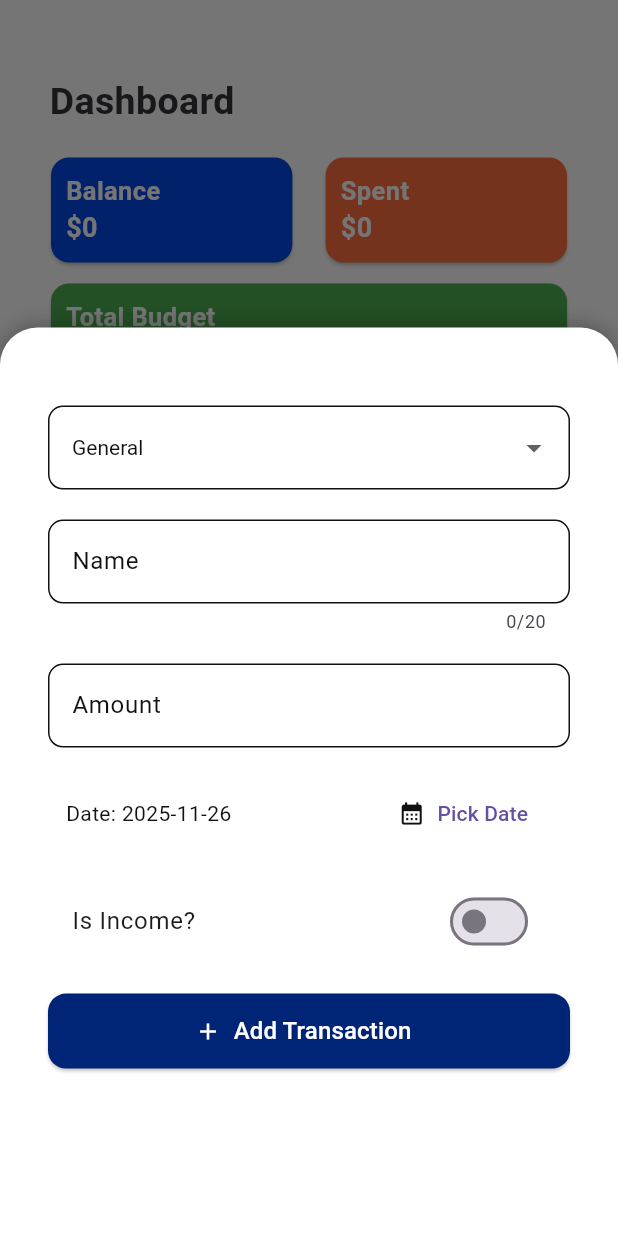
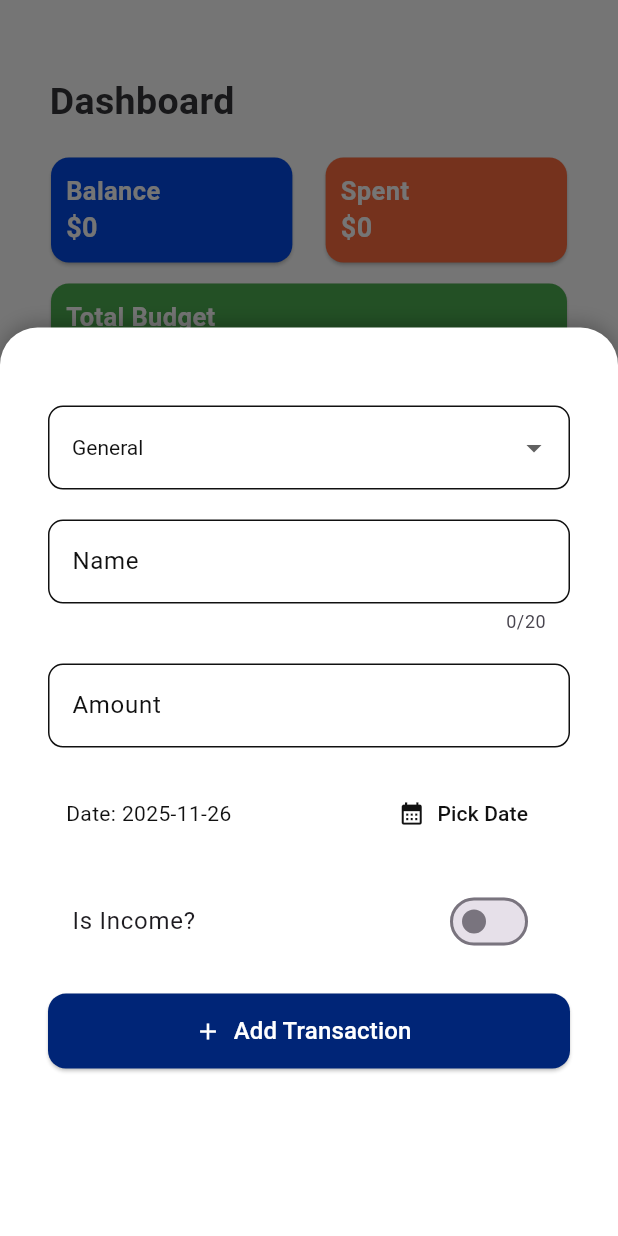
Before and after one commit to developer-rahool/track_pocket, a Flutter app: the TabBarScreen screen opened directly, after a tap on the "add" icon, on a phone screen of 412 x 824 dp. Run offline on Flutter 3.47's test engine with Material 3 defaults, Android fonts, the phone set to English and light mode, and no system bars; our stand-ins replace fl_chart, flutter_local_notifications, flutter_secure_storage, timezone; accounts and stored records are empty.

Commit message:
commit some fixes

```diff
--- a/lib/screens/add_transaction_screen.dart
+++ b/lib/screens/add_transaction_screen.dart
@@ -108,7 +108,7 @@ class _AddTransactionScreenState extends State<AddTransactionScreen> {
                     title: "Amount",
                     controller: _amountController,
                     keyboardType: TextInputType.number,
-                    inputFormatters: [allowNumberOnly],
+                    inputFormatters: [allowNumberAndDecimal],
                     validator: (v) {
                       if (v == null || v.isEmpty) return "Enter amount";
                       final num = double.tryParse(v);
@@ -136,7 +136,10 @@ class _AddTransactionScreenState extends State<AddTransactionScreen> {
                             Icons.calendar_month,
                             color: chrome900,
                           ),
-                          label: const Text("Pick Date"),
+                          label: const Text(
+                            "Pick Date",
+                            style: TextStyle(color: chrome900),
+                          ),
                         ),
                       ],
                     ),
--- a/lib/screens/statics_screen.dart
+++ b/lib/screens/statics_screen.dart
@@ -98,7 +98,7 @@ class _StaticsScreenState extends State<StaticsScreen> {
                           ),
                         )
                       : Padding(
-                          padding: const EdgeInsets.all(16.0),
+                          padding: const EdgeInsets.only(top: 10, bottom: 10),
                           child: BarChart(
                             BarChartData(
                               alignment: BarChartAlignment.spaceAround,
--- a/lib/tabbar_screen.dart
+++ b/lib/tabbar_screen.dart
@@ -35,13 +35,12 @@ class _TabBarScreenState extends State<TabBarScreen> {
           body: _tabList[provider.selectIndex],
           bottomNavigationBar: BottomNavigationBar(
             elevation: 2,
-            type: BottomNavigationBarType.fixed,
-            //selectedItemColor: mainColor,
+            type: BottomNavigationBarType.shifting,
             selectedLabelStyle: const TextStyle(fontWeight: FontWeight.bold),
             unselectedLabelStyle: const TextStyle(fontWeight: FontWeight.w600),
-            //unselectedItemColor: chrome600,
             currentIndex: provider.selectIndex,
-            //backgroundColor: const Color.fromARGB(255, 228, 248, 238),
+            showSelectedLabels: true,
+            selectedFontSize: 12,
             items: [
               BottomNavigationBarItem(
                 icon: const Icon(Icons.home),
--- a/lib/utiles/const.dart
+++ b/lib/utiles/const.dart
@@ -39,5 +39,8 @@ nextPage(BuildContext context, Widget page) {
   Navigator.push(context, MaterialPageRoute(builder: (context) => page));
 }
 
+final FilteringTextInputFormatter allowNumberAndDecimal =
+    FilteringTextInputFormatter.allow(RegExp(r'^\d*\.?\d*$'));
+
 final FilteringTextInputFormatter allowNumberOnly =
     FilteringTextInputFormatter.allow(RegExp(r'^[0-9]*$'));
```
